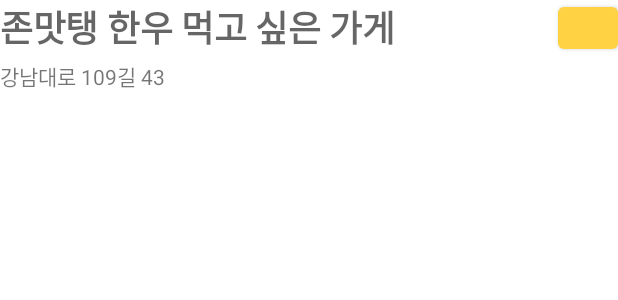
After one commit to TeamPomPom/MukMap-Android, an Android app: the layout item_restaurant_with_channels.xml on its own in the app's theme, with its tools: preview values and no code run, on a phone screen of 412 x 824 dp. The commit adds this screen. Shown: the top 300 px of the screen. Run offline under Robolectric (Android 15) with nearby library versions, the phone set to English and light mode, and no system bars.

Commit message:
Add favorite xml #9

```diff
--- /dev/null
+++ b/app/src/main/res/layout/item_restaurant_with_channels.xml
@@ -0,0 +1,52 @@
+<?xml version="1.0" encoding="utf-8"?>
+<androidx.constraintlayout.widget.ConstraintLayout xmlns:android="http://schemas.android.com/apk/res/android"
+    xmlns:app="http://schemas.android.com/apk/res-auto"
+    android:layout_width="match_parent"
+    android:layout_height="wrap_content">
+
+    <TextView
+        android:id="@+id/tv_restaurant"
+        android:layout_width="0dp"
+        android:layout_height="wrap_content"
+        android:layout_marginBottom="@dimen/margin_body"
+        android:layout_marginEnd="@dimen/margin_body"
+        android:ellipsize="end"
+        android:maxLines="1"
+        android:text="존맛탱 한우 먹고 싶은 가게"
+        android:textAppearance="?attr/textAppearanceHeadline2"
+        app:layout_constraintEnd_toStartOf="@id/btn_favorite"
+        app:layout_constraintHorizontal_bias="0"
+        app:layout_constraintStart_toStartOf="parent"
+        app:layout_constraintTop_toTopOf="parent"
+        app:layout_constraintBottom_toTopOf="@id/tv_address"/>
+
+    <Button
+        android:id="@+id/btn_favorite"
+        android:layout_width="40dp"
+        android:layout_height="40dp"
+        app:layout_constraintBottom_toBottomOf="@id/tv_restaurant"
+        app:layout_constraintEnd_toEndOf="parent"
+        app:layout_constraintStart_toEndOf="@id/tv_restaurant"
+        app:layout_constraintTop_toTopOf="@id/tv_restaurant" />
+
+    <TextView
+        android:id="@+id/tv_address"
+        android:layout_width="wrap_content"
+        android:layout_height="wrap_content"
+        android:layout_marginBottom="@dimen/margin_body"
+        android:text="강남대로 109길 43"
+        app:layout_constraintBottom_toTopOf="@id/rcv_channels"
+        app:layout_constraintEnd_toEndOf="parent"
+        app:layout_constraintHorizontal_bias="0"
+        app:layout_constraintStart_toStartOf="parent"
+        app:layout_constraintTop_toBottomOf="@id/tv_restaurant" />
+
+    <androidx.recyclerview.widget.RecyclerView
+        android:id="@+id/rcv_channels"
+        android:layout_width="match_parent"
+        android:layout_height="50dp"
+        app:layoutManager="androidx.recyclerview.widget.LinearLayoutManager"
+        app:layout_constraintEnd_toEndOf="parent"
+        app:layout_constraintStart_toStartOf="parent"
+        app:layout_constraintTop_toBottomOf="@id/tv_address" />
+</androidx.constraintlayout.widget.ConstraintLayout>
```
Also changed, not shown: app/src/main/res/layout/fragment_favorites.xml (added, +12 -0 lines), app/src/main/res/layout/restaurant_bottom_sheet.xml (+1 -45 lines).
